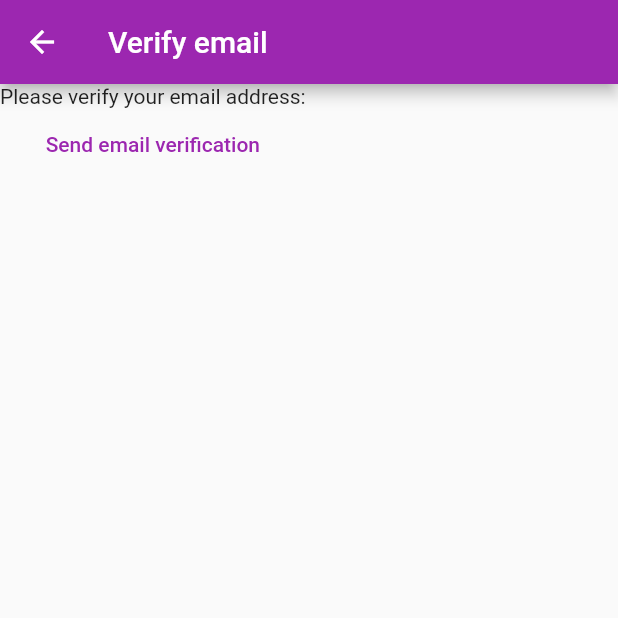
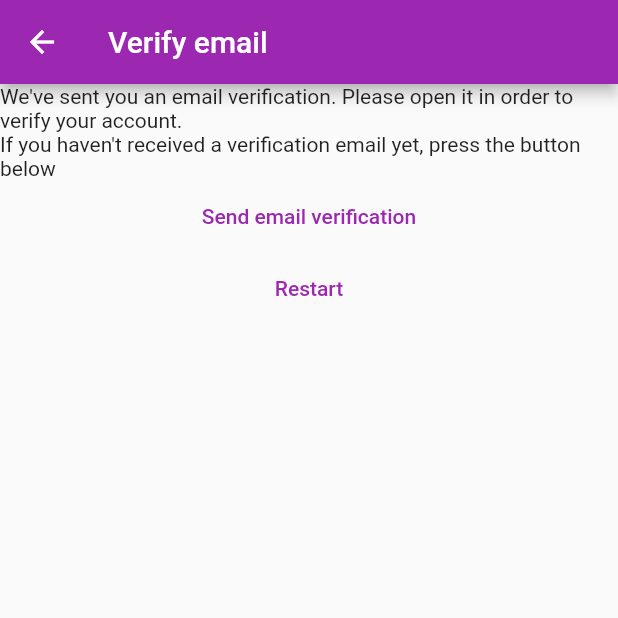
Before and after one commit to hellodit33/flutter-course, a Flutter app: the VerifyEmailView screen opened directly, on a phone screen of 412 x 824 dp, the top half of it. Run offline on Flutter 3.47's test engine with Material 2 defaults, Android fonts, the phone set to English and light mode, and no system bars; our stand-ins replace firebase_auth, firebase_core; accounts and stored records are empty.

Commit message:
verify email

```diff
--- a/lib/constants/routes.dart
+++ b/lib/constants/routes.dart
@@ -1,3 +1,4 @@
 const loginRoute= '/login/';
 const registerRoute = '/register/';
 const notesRoute = '/notes/';
+const verifyEmailRoute = '/verify-email/';
--- a/lib/main.dart
+++ b/lib/main.dart
@@ -19,7 +19,9 @@ void main() {
       routes: {
         loginRoute: (context) => const LoginView(),
         registerRoute: (context) => const RegisterView(),
-        notesRoute: (context) => const NotesView()
+        notesRoute: (context) => const NotesView(),
+        verifyEmailRoute: (context) => const VerifyEmailView(),
+
       },
     ),
   );
--- a/lib/views/verify_email_view.dart
+++ b/lib/views/verify_email_view.dart
@@ -1,5 +1,7 @@
 import 'package:firebase_auth/firebase_auth.dart';
+import 'package:firebase_core/firebase_core.dart';
 import 'package:flutter/material.dart';
+import 'package:hint/constants/routes.dart';
 
 class VerifyEmailView extends StatefulWidget {
   const VerifyEmailView({Key? key}) : super(key: key);
@@ -17,13 +19,22 @@ class _VerifyEmailViewState extends State<VerifyEmailView> {
       ),
       body: Column(
         children: [
-          const Text('Please verify your email address:'),
+          const Text("We've sent you an email verification. Please open it in order to verify your account."),
+          const Text("If you haven't received a verification email yet, press the button below"),
           TextButton(
             onPressed: () async {
               final user = FirebaseAuth.instance.currentUser;
               await user?.sendEmailVerification();
             },
             child: const Text('Send email verification'),
+          ),
+          TextButton(
+            onPressed: () async {
+              await FirebaseAuth.instance.signOut();
+              Navigator.of(context).pushNamedAndRemoveUntil(registerRoute, (route) => false,);
+
+            },
+            child: const Text('Restart'),
           )
         ],
       ),
```
Also changed, not shown: lib/views/register_view.dart (+12 -8 lines).
